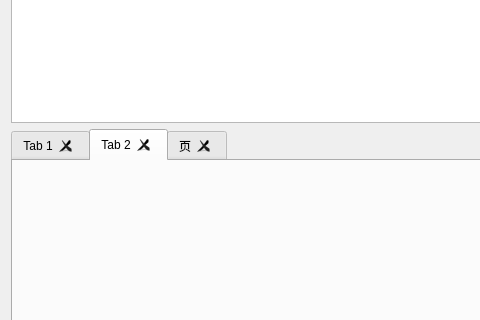
This is src/MainPageActivity/StyleWidget.ui in lilongww/QCustomUI as Qt 5 draws it before an edit; both pictures show x 0 to 480 and y 314 to 634 of the 979 by 931 pixel window. The edited form follows.
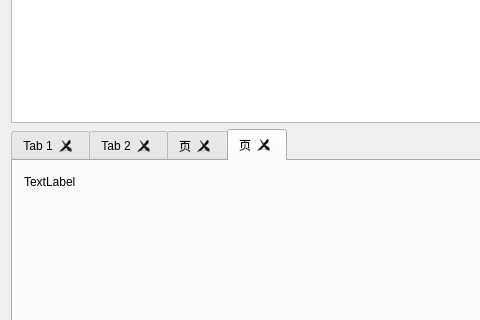
This is the edited form. Custom widgets are drawn as their Qt base class.

```diff
--- a/src/MainPageActivity/StyleWidget.ui
+++ b/src/MainPageActivity/StyleWidget.ui
@@ -322,7 +322,7 @@
    <item row="12" column="0" colspan="2">
     <widget class="QTabWidget" name="tabWidget">
      <property name="currentIndex">
-      <number>1</number>
+      <number>3</number>
      </property>
      <property name="tabsClosable">
       <bool>true</bool>
@@ -507,6 +507,46 @@
        </item>
       </layout>
      </widget>
+     <widget class="QWidget" name="tab_4">
+      <attribute name="title">
+       <string>页</string>
+      </attribute>
+      <layout class="QGridLayout" name="gridLayout_5" columnstretch="0,1">
+       <item row="1" column="0">
+        <spacer name="verticalSpacer">
+         <property name="orientation">
+          <enum>Qt::Vertical</enum>
+         </property>
+         <property name="sizeHint" stdset="0">
+          <size>
+           <width>20</width>
+           <height>40</height>
+          </size>
+         </property>
+        </spacer>
+       </item>
+       <item row="0" column="0">
+        <widget class="QCtmEditLabel" name="label">
+         <property name="text">
+          <string>TextLabel</string>
+         </property>
+        </widget>
+       </item>
+       <item row="0" column="1">
+        <spacer name="horizontalSpacer_4">
+         <property name="orientation">
+          <enum>Qt::Horizontal</enum>
+         </property>
+         <property name="sizeHint" stdset="0">
+          <size>
+           <width>40</width>
+           <height>20</height>
+          </size>
+         </property>
+        </spacer>
+       </item>
+      </layout>
+     </widget>
     </widget>
    </item>
   </layout>
@@ -534,6 +574,11 @@
    <header>QCustomUI/QCustomUi.h</header>
    <container>1</container>
   </customwidget>
+  <customwidget>
+   <class>QCtmEditLabel</class>
+   <extends>QLabel</extends>
+   <header>QCustomUi/QCustomUi.h</header>
+  </customwidget>
  </customwidgets>
  <resources/>
  <connections/>
```
